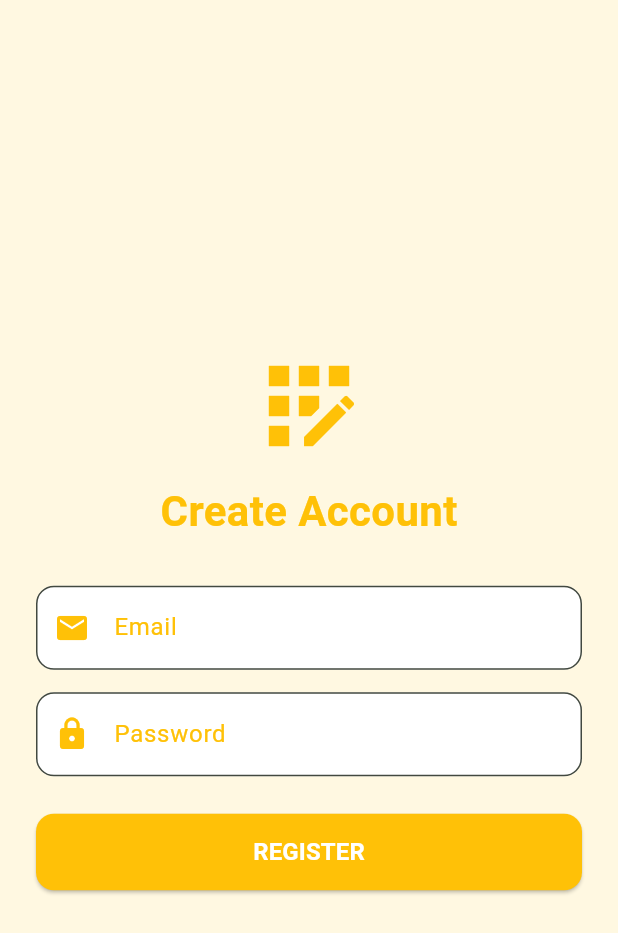
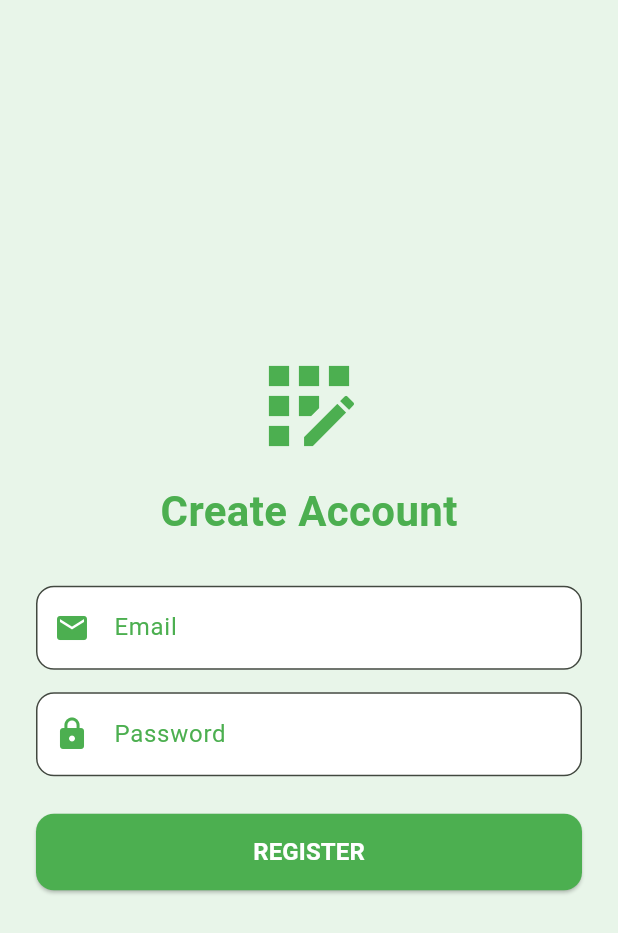
Before and after one commit to haisam10/dmt_seba, a Flutter app: the RegisterPage screen opened directly, on a phone screen of 412 x 824 dp. Shown: the top 933 px of the screen. Run offline on Flutter 3.47's test engine with Material 3 defaults, Android fonts, the light colour scheme and no system bars; our stand-ins replace firebase_auth, firebase_core, google_sign_in, qr_flutter, supabase_flutter; missing offline and left inert: razorpay_flutter; accounts and stored records are empty.

Commit message:
Jf Tanzela- frontend all code ok

```diff
--- a/lib/page/register_page.dart
+++ b/lib/page/register_page.dart
@@ -35,21 +35,21 @@ class _RegisterPageState extends State<RegisterPage> {
   @override
   Widget build(BuildContext context) {
     return Scaffold(
-      backgroundColor: Colors.amber.shade50,
+      backgroundColor: Colors.green.shade50,
       body: Center(
         child: SingleChildScrollView(
           padding: const EdgeInsets.all(24),
           child: Column(
             children: [
               const Icon(Icons.app_registration,
-                  size: 80, color: Colors.amber),
+                  size: 80, color: Colors.green),
               const SizedBox(height: 10),
               const Text(
                 "Create Account",
                 style: TextStyle(
                     fontSize: 28,
                     fontWeight: FontWeight.bold,
-                    color: Colors.amber),
+                    color: Colors.green),
               ),
               const SizedBox(height: 30),
               _inputField(email, "Email", Icons.email),
@@ -57,13 +57,13 @@ class _RegisterPageState extends State<RegisterPage> {
               _inputField(password, "Password", Icons.lock, obscure: true),
               const SizedBox(height: 25),
               loading
-                  ? const CircularProgressIndicator(color: Colors.amber)
+                  ? const CircularProgressIndicator(color: Colors.green)
                   : SizedBox(
                 width: double.infinity,
                 child: ElevatedButton(
                   onPressed: register,
                   style: ElevatedButton.styleFrom(
-                    backgroundColor: Colors.amber,
+                    backgroundColor: Colors.green,
                     padding: const EdgeInsets.symmetric(vertical: 14),
                     shape: RoundedRectangleBorder(
                         borderRadius: BorderRadius.circular(12)),
@@ -89,16 +89,16 @@ class _RegisterPageState extends State<RegisterPage> {
     return TextField(
       controller: controller,
       obscureText: obscure,
-      style: const TextStyle(color: Colors.amber),
+      style: const TextStyle(color: Colors.green),
       decoration: InputDecoration(
         labelText: label,
-        labelStyle: const TextStyle(color: Colors.amber),
-        prefixIcon: Icon(icon, color: Colors.amber),
+        labelStyle: const TextStyle(color: Colors.green),
+        prefixIcon: Icon(icon, color: Colors.green),
         filled: true,
         fillColor: Colors.white,
         border: OutlineInputBorder(
             borderRadius: BorderRadius.circular(12),
-            borderSide: BorderSide(color: Colors.amber.shade200)),
+            borderSide: BorderSide(color: Colors.green.shade200)),
       ),
     );
   }
```
Also changed, not shown: lib/page/history_page.dart (+42 -7 lines), lib/page/home_page.dart (+8 -0 lines).
